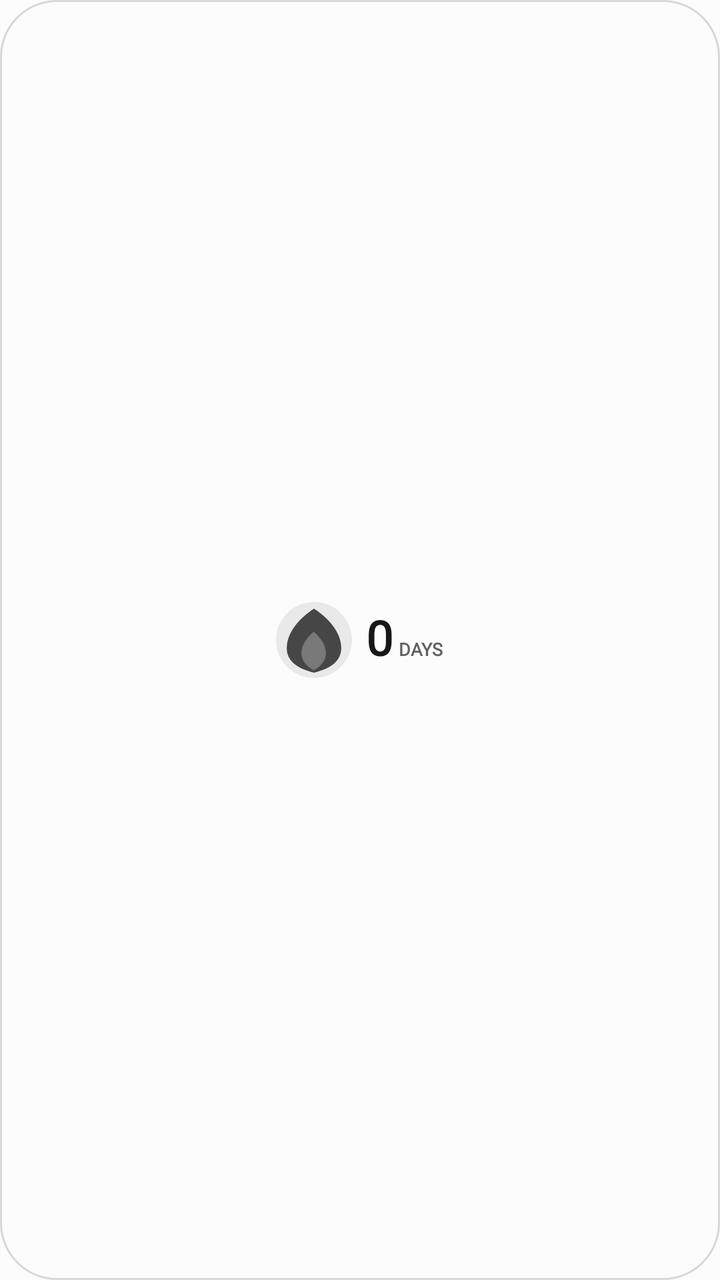
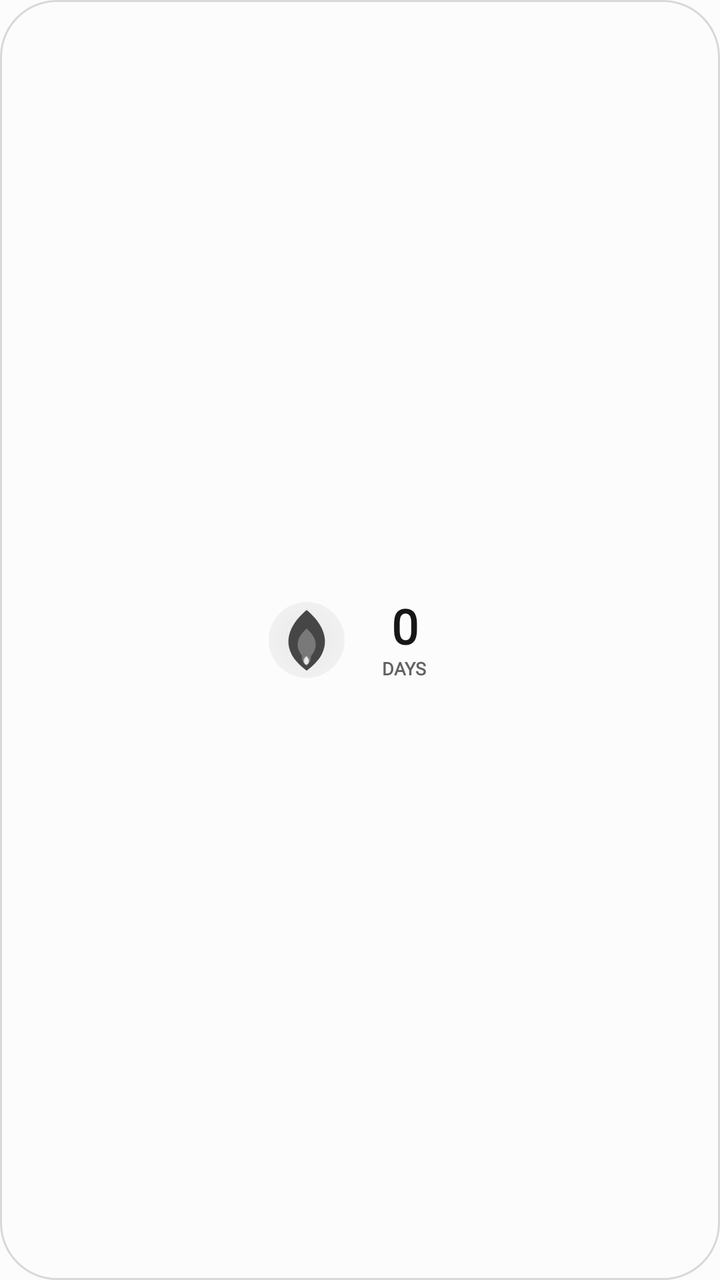

The first picture is an Android layout as it rendered before a commit; the second is the same layout after the commit. The layout source and the unified diff follow.
<!-- AndroidManifest.xml: application theme Theme.StreakWidget -->
<!-- res/layout/widget_layout_strip.xml -->
<?xml version="1.0" encoding="utf-8"?>
<LinearLayout xmlns:android="http://schemas.android.com/apk/res/android"
    android:id="@+id/widget_background"
    android:layout_width="match_parent"
    android:layout_height="match_parent"
    android:background="@drawable/widget_bg_shape"
    android:gravity="center"
    android:orientation="horizontal"
    android:paddingHorizontal="8dp"
    android:paddingVertical="5dp">

    <FrameLayout
        android:layout_width="38dp"
        android:layout_height="38dp">
        <ImageView android:id="@+id/widget_flame_glow" android:layout_width="38dp" android:layout_height="38dp" android:layout_gravity="center" android:contentDescription="@null" android:src="@drawable/widget_flame_glow" />
        <ImageView android:id="@+id/widget_flame_outer" android:layout_width="34dp" android:layout_height="34dp" android:layout_gravity="center" android:contentDescription="@null" android:src="@drawable/ic_widget_flame_outer" />
        <ImageView android:id="@+id/widget_flame_inner" android:layout_width="21dp" android:layout_height="21dp" android:layout_gravity="center_horizontal|bottom" android:layout_marginBottom="3dp" android:contentDescription="@null" android:src="@drawable/ic_widget_flame_inner" />
    </FrameLayout>

    <LinearLayout
        android:layout_width="wrap_content"
        android:layout_height="wrap_content"
        android:layout_marginStart="7dp"
        android:gravity="bottom"
        android:orientation="horizontal">
        <TextView android:id="@+id/widget_streak_count" style="@style/WidgetText" android:layout_width="wrap_content" android:layout_height="wrap_content" android:includeFontPadding="false" android:text="@string/widget_preview_count" android:textColor="@color/widget_text_primary" android:textSize="24sp" android:textStyle="bold" />
        <TextView android:id="@+id/widget_streak_label" style="@style/WidgetText" android:layout_width="wrap_content" android:layout_height="wrap_content" android:layout_marginStart="3dp" android:includeFontPadding="false" android:text="@string/widget_preview_days" android:textColor="@color/widget_text_muted" android:textSize="9sp" android:textStyle="bold" />
    </LinearLayout>

    <TextView android:id="@+id/widget_eyebrow" style="@style/WidgetText" android:layout_width="1dp" android:layout_height="1dp" android:visibility="gone" />
    <TextView android:id="@+id/widget_habit_name" style="@style/WidgetText" android:layout_width="1dp" android:layout_height="1dp" android:visibility="gone" />
    <TextView android:id="@+id/widget_status" style="@style/WidgetText" android:layout_width="1dp" android:layout_height="1dp" android:visibility="gone" />
    <TextView android:id="@+id/widget_task_progress" style="@style/WidgetText" android:layout_width="1dp" android:layout_height="1dp" android:visibility="gone" />
    <TextView android:id="@+id/widget_check_in" style="@style/WidgetText" android:layout_width="1dp" android:layout_height="1dp" android:visibility="gone" />
</LinearLayout>
<!-- resources referenced by this layout -->
<resources>
  <color name="widget_text_muted">#626262</color>
  <color name="widget_text_primary">#171717</color>
  <!-- drawable ic_widget_flame_inner (drawable) -->
  <?xml version="1.0" encoding="utf-8"?>
  <vector xmlns:android="http://schemas.android.com/apk/res/android"
      android:width="100dp"
      android:height="100dp"
      android:viewportWidth="100"
      android:viewportHeight="100">
      <path
          android:fillColor="@color/widget_flame_idle_inner"
          android:pathData="M50,4 C69,20 80,38 79,58 C78,75 65,88 50,96 C35,88 22,75 21,58 C20,38 31,20 50,4 Z" />
  </vector>
  <!-- drawable ic_widget_flame_outer (drawable) -->
  <?xml version="1.0" encoding="utf-8"?>
  <vector xmlns:android="http://schemas.android.com/apk/res/android"
      android:width="100dp"
      android:height="100dp"
      android:viewportWidth="100"
      android:viewportHeight="100">
      <path
          android:fillColor="@color/widget_flame_idle_outer"
          android:pathData="M50,4 C76,21 91,43 90,64 C89,80 76,92 50,98 C24,92 11,80 10,64 C9,43 24,21 50,4 Z" />
  </vector>
  <!-- drawable widget_bg_shape (drawable) -->
  <?xml version="1.0" encoding="utf-8"?>
  <shape xmlns:android="http://schemas.android.com/apk/res/android" android:shape="rectangle">
      <solid android:color="@color/widget_surface" />
      <corners android:radius="28dp" />
      <stroke
          android:width="1dp"
          android:color="@color/widget_outline" />
  </shape>
  <!-- drawable widget_flame_glow (drawable) -->
  <?xml version="1.0" encoding="utf-8"?>
  <shape xmlns:android="http://schemas.android.com/apk/res/android" android:shape="oval">
      <solid android:color="@color/widget_flame_idle_glow" />
  </shape>
  <string name="widget_preview_count">0</string>
  <string name="widget_preview_days">DAYS</string>
  <style name="WidgetText">
          <item name="android:fontFamily">serif</item>
      </style>
  <style name="Theme.StreakWidget" parent="android:Theme.Material.Light.NoActionBar">
          <item name="android:windowBackground">#FCFCFC</item>
          <item name="android:colorAccent">#151515</item>
          <item name="android:statusBarColor">#FCFCFC</item>
          <item name="android:navigationBarColor">#FCFCFC</item>
          <item name="android:windowLightStatusBar">true</item>
          <item name="android:windowNoTitle">true</item>
      </style>
  <color name="widget_flame_idle_inner">#797979</color>
  <color name="widget_flame_idle_outer">#464646</color>
  <color name="widget_surface">#FCFCFC</color>
  <color name="widget_outline">#D8D8D8</color>
  <color name="widget_flame_idle_glow">#14171717</color>
</resources>

<!-- the commit's change to res/layout/widget_layout_strip.xml (unified diff, before → after) -->
@@ -14,6 +14,7 @@
         android:layout_height="38dp">
         <ImageView android:id="@+id/widget_flame_glow" android:layout_width="38dp" android:layout_height="38dp" android:layout_gravity="center" android:contentDescription="@null" android:src="@drawable/widget_flame_glow" />
         <ImageView android:id="@+id/widget_flame_outer" android:layout_width="34dp" android:layout_height="34dp" android:layout_gravity="center" android:contentDescription="@null" android:src="@drawable/ic_widget_flame_outer" />
+        <ImageView android:id="@+id/widget_flame_mid" android:layout_width="26dp" android:layout_height="26dp" android:layout_gravity="center" android:contentDescription="@null" android:src="@drawable/ic_widget_flame_mid" />
         <ImageView android:id="@+id/widget_flame_inner" android:layout_width="21dp" android:layout_height="21dp" android:layout_gravity="center_horizontal|bottom" android:layout_marginBottom="3dp" android:contentDescription="@null" android:src="@drawable/ic_widget_flame_inner" />
     </FrameLayout>
 
@@ -21,10 +22,10 @@
         android:layout_width="wrap_content"
         android:layout_height="wrap_content"
         android:layout_marginStart="7dp"
-        android:gravity="bottom"
-        android:orientation="horizontal">
-        <TextView android:id="@+id/widget_streak_count" style="@style/WidgetText" android:layout_width="wrap_content" android:layout_height="wrap_content" android:includeFontPadding="false" android:text="@string/widget_preview_count" android:textColor="@color/widget_text_primary" android:textSize="24sp" android:textStyle="bold" />
-        <TextView android:id="@+id/widget_streak_label" style="@style/WidgetText" android:layout_width="wrap_content" android:layout_height="wrap_content" android:layout_marginStart="3dp" android:includeFontPadding="false" android:text="@string/widget_preview_days" android:textColor="@color/widget_text_muted" android:textSize="9sp" android:textStyle="bold" />
+        android:gravity="center"
+        android:orientation="vertical">
+        <TextView android:id="@+id/widget_streak_count" style="@style/WidgetText" android:layout_width="46dp" android:layout_height="wrap_content" android:gravity="center" android:includeFontPadding="false" android:autoSizeTextType="uniform" android:autoSizeMinTextSize="13sp" android:autoSizeMaxTextSize="24sp" android:autoSizeStepGranularity="1sp" android:text="@string/widget_preview_count" android:textColor="@color/widget_text_primary" android:textSize="24sp" android:textStyle="bold" />
+        <TextView android:id="@+id/widget_streak_label" style="@style/WidgetText" android:layout_width="wrap_content" android:layout_height="wrap_content" android:layout_marginTop="1dp" android:includeFontPadding="false" android:text="@string/widget_preview_days" android:textColor="@color/widget_text_muted" android:textSize="9sp" android:textStyle="bold" />
     </LinearLayout>
 
     <TextView android:id="@+id/widget_eyebrow" style="@style/WidgetText" android:layout_width="1dp" android:layout_height="1dp" android:visibility="gone" />
<!-- resource entries referenced after the edit -->
@@ -9,9 +9,26 @@
       android:height="100dp"
       android:viewportWidth="100"
       android:viewportHeight="100">
+      
       <path
           android:fillColor="@color/widget_flame_idle_inner"
-          android:pathData="M50,4 C69,20 80,38 79,58 C78,75 65,88 50,96 C35,88 22,75 21,58 C20,38 31,20 50,4 Z" />
+          android:pathData="M50,44 C62,57 66,72 50,84 C34,72 38,57 50,44 Z" />
+      <path
+          android:fillColor="#FFFFFF"
+          android:pathData="M50,62 C55,67 57,71 56,76 C55,80 53,82 50,83 C47,82 45,80 44,76 C43,71 45,67 50,62 Z"
+          android:fillAlpha="0.85" />
+  </vector>
+  <!-- drawable ic_widget_flame_mid (drawable) -->
+  <?xml version="1.0" encoding="utf-8"?>
+  <vector xmlns:android="http://schemas.android.com/apk/res/android"
+      android:width="100dp"
+      android:height="100dp"
+      android:viewportWidth="100"
+      android:viewportHeight="100">
+      
+      <path
+          android:fillColor="@color/widget_flame_idle_inner"
+          android:pathData="M50,28 C68,44 78,66 50,89 C22,66 32,44 50,28 Z" />
   </vector>
   <!-- drawable ic_widget_flame_outer (drawable) -->
   <?xml version="1.0" encoding="utf-8"?>
@@ -20,9 +37,10 @@
       android:height="100dp"
       android:viewportWidth="100"
       android:viewportHeight="100">
+      
       <path
           android:fillColor="@color/widget_flame_idle_outer"
-          android:pathData="M50,4 C76,21 91,43 90,64 C89,80 76,92 50,98 C24,92 11,80 10,64 C9,43 24,21 50,4 Z" />
+          android:pathData="M50,6 C79,30 92,65 50,95 C8,65 21,30 50,6 Z" />
   </vector>
   <!-- drawable widget_bg_shape (drawable) -->
   <?xml version="1.0" encoding="utf-8"?>
@@ -36,7 +54,13 @@
   <!-- drawable widget_flame_glow (drawable) -->
   <?xml version="1.0" encoding="utf-8"?>
   <shape xmlns:android="http://schemas.android.com/apk/res/android" android:shape="oval">
-      <solid android:color="@color/widget_flame_idle_glow" />
+      <gradient
+          android:centerX="0.5"
+          android:centerY="0.5"
+          android:endColor="@android:color/transparent"
+          android:gradientRadius="48dp"
+          android:startColor="@color/widget_flame_idle_glow"
+          android:type="radial" />
   </shape>
   <string name="widget_preview_count">0</string>
   <string name="widget_preview_days">DAYS</string>
